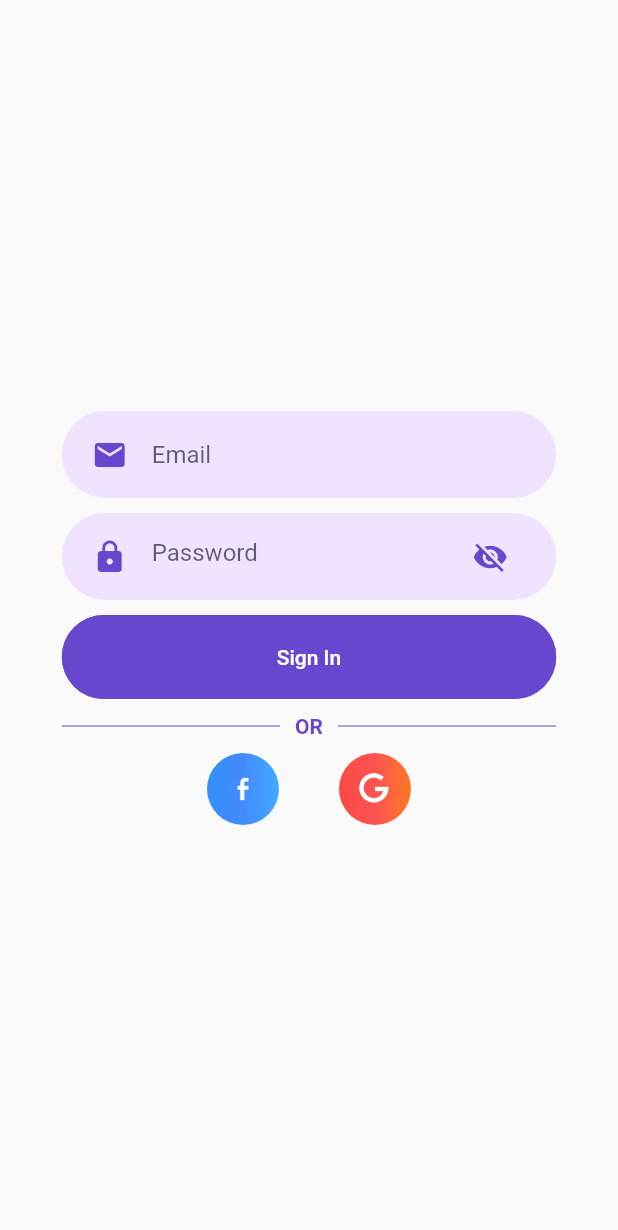
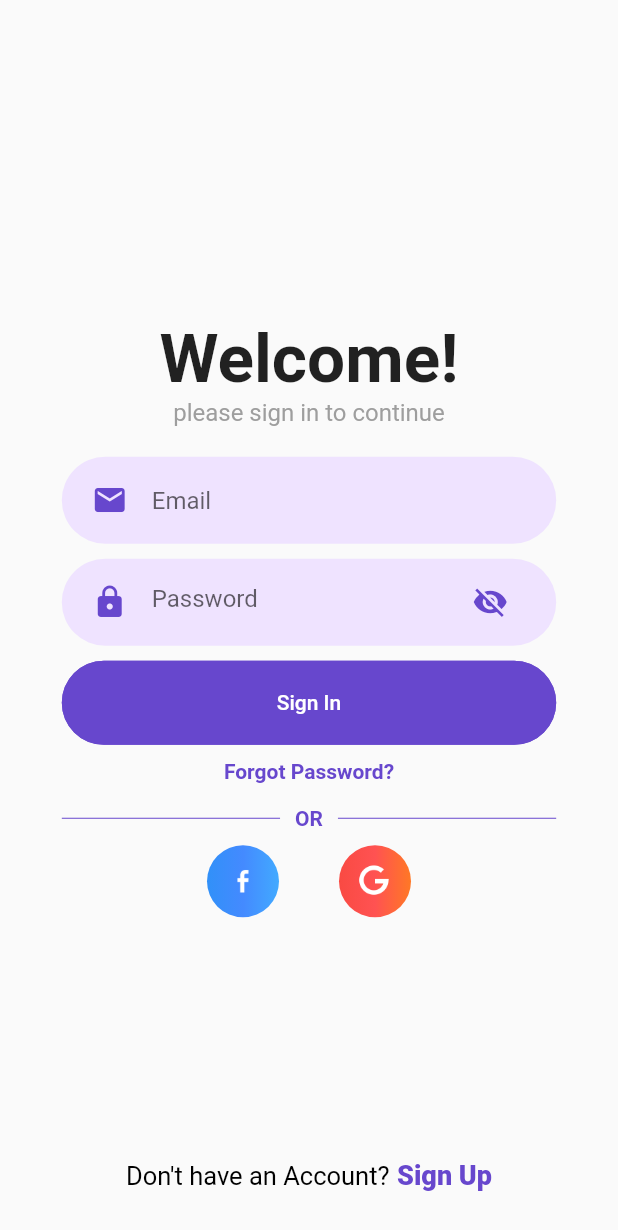
Before and after one commit to TrinhXuanTam/jaw-harp-tutoring, a Flutter app: the screen it shows after launch, after a tap on "Sign In", on a phone screen of 412 x 824 dp. Shown: the top 1230 px of the screen. Run offline on Flutter 3.47's test engine with Material 2 defaults, Android fonts, the phone set to English and light mode, and no system bars; our stand-ins replace bloc, equatable, firebase_auth, firebase_core, flutter_bloc, get_it and 1 more; missing offline and left inert: optional; accounts and stored records are empty.

Commit message:
added internationalization, auth screen design update

```diff
--- /dev/null
+++ b/assets/l10n/cs.json
@@ -0,0 +1,11 @@
+{
+  "Welcome!": "Vítejte!",
+  "please sign in to continue": "k pokračování se přihlašte",
+  "OR": "NEBO",
+  "Email": "Email",
+  "Password": "Heslo",
+  "Sign In": "Přihlásit",
+  "Forgot Password?": "Zapomenuté heslo?",
+  "Don't have an Account?": "Nemáte účet?",
+  "Sign Up": "Zaregistrujte se"
+}
--- /dev/null
+++ b/assets/l10n/en.json
@@ -0,0 +1,11 @@
+{
+  "Welcome!": "Welcome!",
+  "please sign in to continue": "please sign in to continue",
+  "OR": "OR",
+  "Email": "Email",
+  "Password": "Password",
+  "Sign In": "Sign In",
+  "Forgot Password?": "Forgot Password?",
+  "Don't have an Account?": "Don't have an Account?",
+  "Sign Up": "Sign Up"
+}
--- /dev/null
+++ b/lib/core/l10n/app_localizations.dart
@@ -0,0 +1,56 @@
+import 'dart:convert';
+
+import 'package:flutter/material.dart';
+import 'package:flutter/services.dart';
+
+class AppLocalizations {
+  final Locale locale;
+  Map<String, String> _localizedStrings;
+
+  AppLocalizations(this.locale);
+
+  static const LocalizationsDelegate<AppLocalizations> delegate =
+      _AppLocalizationsDelegate();
+
+  /// InheritedWidget "of" style syntax helper function
+  static AppLocalizations of(BuildContext context) {
+    return Localizations.of<AppLocalizations>(context, AppLocalizations);
+  }
+
+  /// Load map of localized strings
+  Future<void> load() async {
+    String json =
+        await rootBundle.loadString("assets/l10n/${locale.languageCode}.json");
+    _localizedStrings = Map<String, String>.from(jsonDecode(json));
+  }
+
+  /// return translated string
+  String translate(String key) {
+    if (!_localizedStrings.containsKey(key))
+      return key;
+    else
+      return _localizedStrings[key];
+  }
+}
+
+class _AppLocalizationsDelegate
+    extends LocalizationsDelegate<AppLocalizations> {
+  const _AppLocalizationsDelegate();
+
+  /// Check if locale is supported
+  @override
+  bool isSupported(Locale locale) {
+    return ['en', 'cs'].contains(locale.languageCode);
+  }
+
+  @override
+  Future<AppLocalizations> load(Locale locale) async {
+    AppLocalizations localizations = AppLocalizations(locale);
+    await localizations.load();
+    return localizations;
+  }
+
+  @override
+  bool shouldReload(covariant LocalizationsDelegate<AppLocalizations> old) =>
+      false;
+}
--- a/lib/features/auth/presentation/screens/authentication_screen.dart
+++ b/lib/features/auth/presentation/screens/authentication_screen.dart
@@ -1,17 +1,21 @@
+import 'package:flutter/cupertino.dart';
 import 'package:flutter/material.dart';
 import 'package:flutter_bloc/flutter_bloc.dart';
 import 'package:jews_harp/core/dependency_injection/service_locator.dart';
-import 'package:jews_harp/features/auth/domain/use_cases/email_authentication.dart';
-import 'package:jews_harp/features/auth/presentation/BLoCs/authetication_screen/auth_screen_bloc.dart';
+import 'package:jews_harp/core/l10n/app_localizations.dart';
+import 'package:jews_harp/features/auth/presentation/BLoCs/authentication_screen/auth_screen_bloc.dart';
 import 'package:jews_harp/features/auth/presentation/BLoCs/login_screen_redirect/auth_bloc.dart';
 import 'package:jews_harp/features/auth/presentation/widgets/authentication_screen_background.dart';
 import 'package:jews_harp/features/auth/presentation/widgets/email_authentication_form.dart';
+import 'package:jews_harp/features/auth/presentation/widgets/forgotten_password_text.dart';
+import 'package:jews_harp/features/auth/presentation/widgets/sign_up_text.dart';
 import 'package:jews_harp/features/auth/presentation/widgets/text_divider.dart';
 import 'package:jews_harp/features/auth/presentation/widgets/third_party_authentication.dart';
 
 class AuthenticationScreen extends StatelessWidget {
   @override
   Widget build(BuildContext context) {
+    final AppLocalizations localizations = AppLocalizations.of(context);
     final Size size = MediaQuery.of(context).size;
 
     return Scaffold(
@@ -33,10 +37,26 @@ class AuthenticationScreen extends StatelessWidget {
                 Column(
                   mainAxisAlignment: MainAxisAlignment.center,
                   children: [
+                    Text(
+                      localizations.translate("Welcome!"),
+                      style:
+                          TextStyle(fontWeight: FontWeight.bold, fontSize: 45),
+                    ),
+                    Text(
+                      localizations.translate("please sign in to continue"),
+                      style: TextStyle(color: Colors.grey, fontSize: 16),
+                    ),
+                    SizedBox(height: 20),
                     EmailAuthenticationForm(),
-                    TextDivider(text: "OR"),
+                    SizedBox(height: 5),
+                    ForgotPasswordText(),
+                    TextDivider(text: localizations.translate("OR")),
                     ThirdPartyAuthOptions(),
                   ],
+                ),
+                Positioned(
+                  bottom: 20,
+                  child: SignUpText(),
                 ),
               ],
             ),
--- a/lib/features/auth/presentation/widgets/entry_point.dart
+++ b/lib/features/auth/presentation/screens/entry_point.dart
@@ -1,6 +1,8 @@
 import 'package:flutter/material.dart';
 import 'package:flutter_bloc/flutter_bloc.dart';
+import 'package:flutter_localizations/flutter_localizations.dart';
 import 'package:jews_harp/core/dependency_injection/service_locator.dart';
+import 'package:jews_harp/core/l10n/app_localizations.dart';
 import 'package:jews_harp/core/utils/constants.dart';
 import 'package:jews_harp/core/utils/dummy_screen.dart';
 import 'package:jews_harp/core/utils/routes.dart';
@@ -30,6 +32,24 @@ class EntryPoint extends StatelessWidget {
     return MaterialApp(
       debugShowCheckedModeBanner: false,
       title: APP_TITLE,
+      localizationsDelegates: [
+        AppLocalizations.delegate,
+        GlobalMaterialLocalizations.delegate,
+        GlobalWidgetsLocalizations.delegate,
+      ],
+      supportedLocales: [
+        Locale('en', ''),
+        Locale('cs', 'CZ'),
+      ],
+      localeResolutionCallback: (locale, supportedLocales) {
+        for (var supportedLocale in supportedLocales) {
+          if (supportedLocale.languageCode == locale.languageCode &&
+              supportedLocale.countryCode == locale.countryCode)
+            return supportedLocale;
+        }
+
+        return supportedLocales.first;
+      },
       routes: routes,
       home: BlocProvider(
         create: (_) => serviceLocator<AuthBloc>(),
--- a/lib/features/auth/presentation/widgets/email_authentication_form.dart
+++ b/lib/features/auth/presentation/widgets/email_authentication_form.dart
@@ -1,10 +1,11 @@
 import 'package:flutter/cupertino.dart';
 import 'package:flutter/material.dart';
 import 'package:flutter_bloc/flutter_bloc.dart';
+import 'package:jews_harp/core/l10n/app_localizations.dart';
 import 'package:jews_harp/core/widgets/rounded_button.dart';
 import 'package:jews_harp/core/widgets/rounded_password_field.dart';
 import 'package:jews_harp/core/widgets/rounded_text_field.dart';
-import 'package:jews_harp/features/auth/presentation/BLoCs/authetication_screen/auth_screen_bloc.dart';
+import 'package:jews_harp/features/auth/presentation/BLoCs/authentication_screen/auth_screen_bloc.dart';
 
 class EmailAuthenticationForm extends StatefulWidget {
   @override
@@ -18,21 +19,23 @@ class _EmailAuthenticationFormState extends State<EmailAuthenticationForm> {
 
   @override
   Widget build(BuildContext context) {
+    final AppLocalizations localizations = AppLocalizations.of(context);
+
     return Column(
       children: [
         RoundedTextField(
           icon: Icons.mail,
-          placeholderText: "Email",
+          placeholderText: localizations.translate("Email"),
           controller: emailController,
         ),
         SizedBox(height: 10),
         RoundedPasswordField(
-          placeholderText: "Password",
+          placeholderText: localizations.translate("Password"),
           controller: passwordController,
         ),
         SizedBox(height: 10),
         RoundedButton(
-          text: "Sign In",
+          text: localizations.translate("Sign In"),
           onPressed: () {
             BlocProvider.of<AuthScreenBloc>(context).add(
               EmailAuthenticationEvent(
--- /dev/null
+++ b/lib/features/auth/presentation/widgets/forgotten_password_text.dart
@@ -0,0 +1,24 @@
+import 'package:flutter/material.dart';
+import 'package:jews_harp/core/l10n/app_localizations.dart';
+import 'package:jews_harp/core/utils/constants.dart';
+
+class ForgotPasswordText extends StatelessWidget {
+  @override
+  Widget build(BuildContext context) {
+    final AppLocalizations localizations = AppLocalizations.of(context);
+
+    return InkWell(
+      onTap: () {},
+      child: Container(
+        padding: EdgeInsets.symmetric(vertical: 5, horizontal: 20),
+        child: Text(
+          localizations.translate("Forgot Password?"),
+          style: TextStyle(
+            color: BASE_COLOR,
+            fontWeight: FontWeight.bold,
+          ),
+        ),
+      ),
+    );
+  }
+}
--- /dev/null
+++ b/lib/features/auth/presentation/widgets/sign_up_text.dart
@@ -0,0 +1,41 @@
+import 'package:flutter/material.dart';
+import 'package:jews_harp/core/l10n/app_localizations.dart';
+import 'package:jews_harp/core/utils/constants.dart';
+
+class SignUpText extends StatelessWidget {
+  @override
+  Widget build(BuildContext context) {
+    final AppLocalizations localizations = AppLocalizations.of(context);
+
+    return InkWell(
+      onTap: () {},
+      child: Container(
+        padding: EdgeInsets.symmetric(vertical: 10, horizontal: 20),
+        child: RichText(
+          text: TextSpan(
+            text: localizations.translate("Don't have an Account?"),
+            style: TextStyle(
+              color: Colors.black,
+              fontSize: 17,
+            ),
+            children: [
+              WidgetSpan(
+                child: Container(
+                  margin: EdgeInsets.only(left: 5),
+                  child: Text(
+                    localizations.translate("Sign Up"),
+                    style: TextStyle(
+                      fontSize: 18,
+                      color: BASE_COLOR,
+                      fontWeight: FontWeight.w900,
+                    ),
+                  ),
+                ),
+              ),
+            ],
+          ),
+        ),
+      ),
+    );
+  }
+}
--- a/lib/main.dart
+++ b/lib/main.dart
@@ -1,7 +1,8 @@
 import 'package:firebase_core/firebase_core.dart';
 import 'package:flutter/material.dart';
+import 'package:flutter/services.dart';
 import 'core/dependency_injection/service_locator.dart';
-import 'features/auth/presentation/widgets/entry_point.dart';
+import 'features/auth/presentation/screens/entry_point.dart';
 
 /// Driver function
 Future<void> main() async {
@@ -10,6 +11,12 @@ Future<void> main() async {
   await Firebase.initializeApp();
   configureDependencies();
 
+  // Disable landscape mode
+  await SystemChrome.setPreferredOrientations([
+    DeviceOrientation.portraitUp,
+    DeviceOrientation.portraitDown,
+  ]);
+
   // Run the app
   runApp(EntryPoint());
 }
--- a/pubspec.yaml
+++ b/pubspec.yaml
@@ -22,6 +22,9 @@ environment:
 
 dependencies:
   flutter:
+    sdk: flutter
+  # Localization
+  flutter_localizations:
     sdk: flutter
   # Firebase
   firebase_core: ^0.5.2
@@ -61,6 +64,7 @@ flutter:
 
   assets:
      - assets/images/
+     - assets/l10n/
 
   # An image asset can refer to one or more resolution-specific "variants", see
   # https://flutter.dev/assets-and-images/#resolution-aware.
```
Also changed, not shown: lang/cz.json (deleted), lang/en.json (deleted), lib/core/dependency_injection/service_locator.config.dart, lib/features/auth/presentation/BLoCs/authentication_screen/auth_screen_bloc.dart (renamed from lib/features/auth/presentation/BLoCs/authetication_screen/auth_screen_bloc.dart), lib/features/auth/presentation/BLoCs/authentication_screen/auth_screen_event.dart (renamed from lib/features/auth/presentation/BLoCs/authetication_screen/auth_screen_event.dart), lib/features/auth/presentation/BLoCs/authentication_screen/auth_screen_state.dart (renamed from lib/features/auth/presentation/BLoCs/authetication_screen/auth_screen_state.dart).
